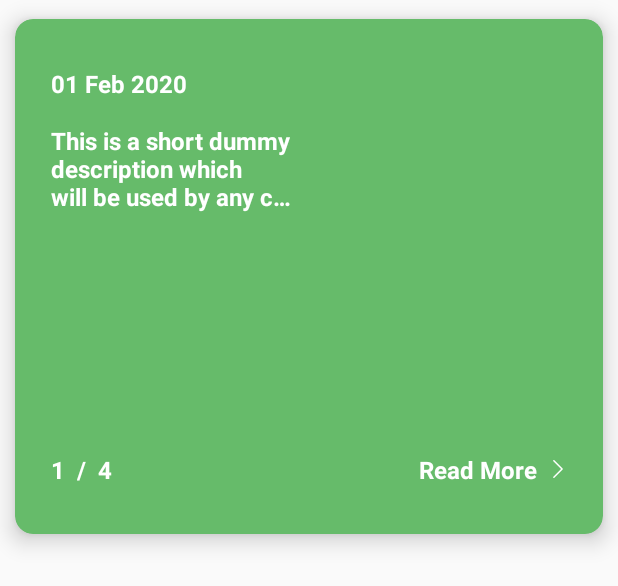
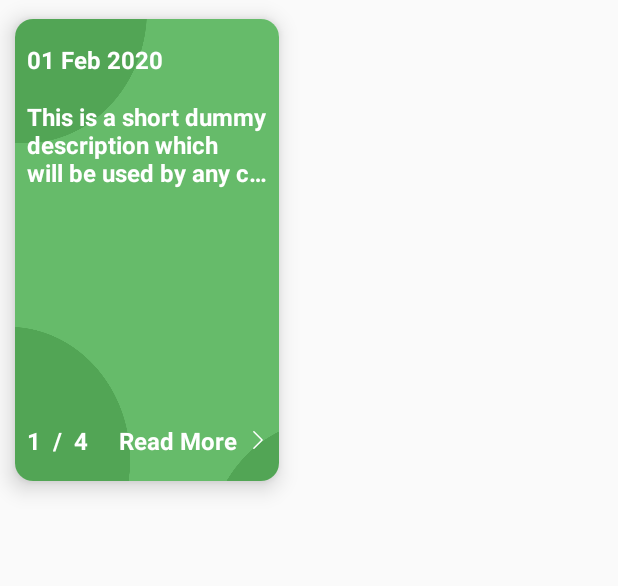
Before and after one commit to traversebd/calorie_hunter, an Android app: the layout adapter_recycler_health_tips_list.xml on its own in the app's theme, with its tools: preview values and no code run, on a phone screen of 412 x 824 dp. Shown: the top 586 px of the screen. Run offline under Robolectric (Android 15) with nearby library versions, the phone set to English and light mode, and no system bars.

Commit message:
health tips background update

```diff
--- a/app/src/main/java/com/traversebd/calorie_hunter/adapters/HealthTipsSliderAdapter.java
+++ b/app/src/main/java/com/traversebd/calorie_hunter/adapters/HealthTipsSliderAdapter.java
@@ -1,6 +1,5 @@
 package com.traversebd.calorie_hunter.adapters;
 
-import android.content.Context;
 import android.view.LayoutInflater;
 import android.view.View;
 import android.view.ViewGroup;
--- a/app/src/main/res/layout/adapter_recycler_health_tips_list.xml
+++ b/app/src/main/res/layout/adapter_recycler_health_tips_list.xml
@@ -3,23 +3,23 @@
 <androidx.cardview.widget.CardView xmlns:android="http://schemas.android.com/apk/res/android"
     xmlns:app="http://schemas.android.com/apk/res-auto"
     android:id="@+id/item_card_view"
-    android:layout_width="match_parent"
+    android:layout_width="wrap_content"
     android:layout_height="wrap_content"
     android:clickable="true"
     android:foreground="?attr/selectableItemBackgroundBorderless"
     app:cardCornerRadius="12dp"
     app:cardElevation="6dp"
     android:translationZ="3dp"
-    app:cardUseCompatPadding="true"
-    app:cardBackgroundColor="@color/md_green_400">
+    app:cardUseCompatPadding="true">
 
-    <LinearLayout
-        android:layout_width="match_parent"
-        android:layout_height="wrap_content"
+    <RelativeLayout
+        android:id="@+id/insideLayout"
+        android:layout_width="176dp"
+        android:layout_height="308dp"
         android:orientation="vertical"
-        android:layout_margin="16dp"
         android:paddingTop="8dp"
-        android:paddingBottom="8dp">
+        android:paddingBottom="8dp"
+        android:background="@drawable/health_tips_list_back">
 
         <TextView
             android:id="@+id/CollectionDate"
@@ -36,6 +36,7 @@
 
         <TextView
             android:id="@+id/ShortDescription"
+            android:layout_below="@id/CollectionDate"
             android:layout_width="176dp"
             android:layout_height="wrap_content"
             android:layout_margin="4dp"
@@ -50,7 +51,7 @@
         <RelativeLayout
             android:layout_width="match_parent"
             android:layout_height="wrap_content"
-            android:layout_marginTop="144dp">
+            android:layout_alignParentBottom="true">
 
             <LinearLayout
                 android:layout_width="wrap_content"
@@ -129,6 +130,6 @@
 
         </RelativeLayout>
 
-    </LinearLayout>
+    </RelativeLayout>
 
 </androidx.cardview.widget.CardView>
```
Also changed, not shown: app/src/main/res/drawable-nodpi/health_tips_list_back.png (added).
